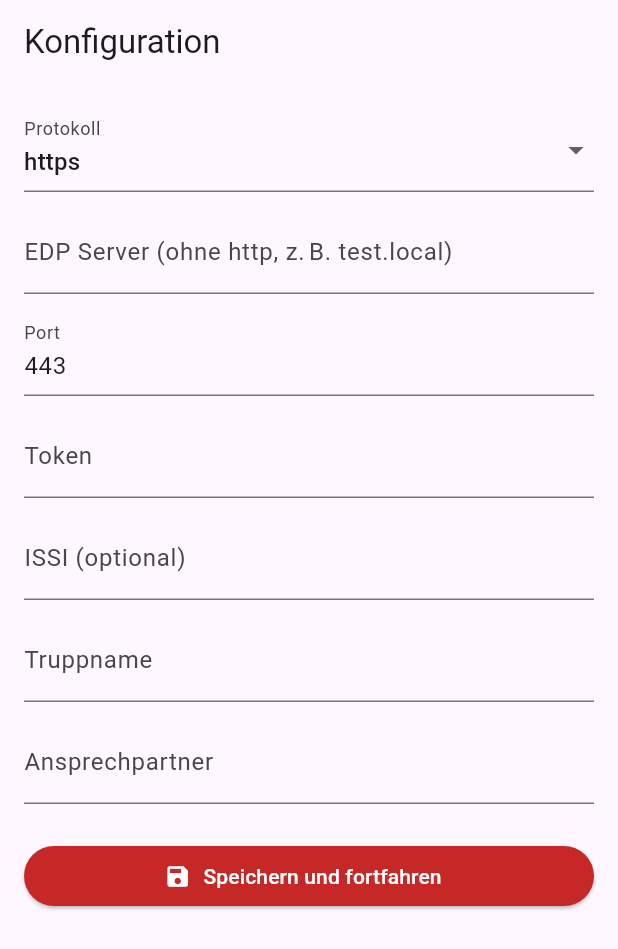
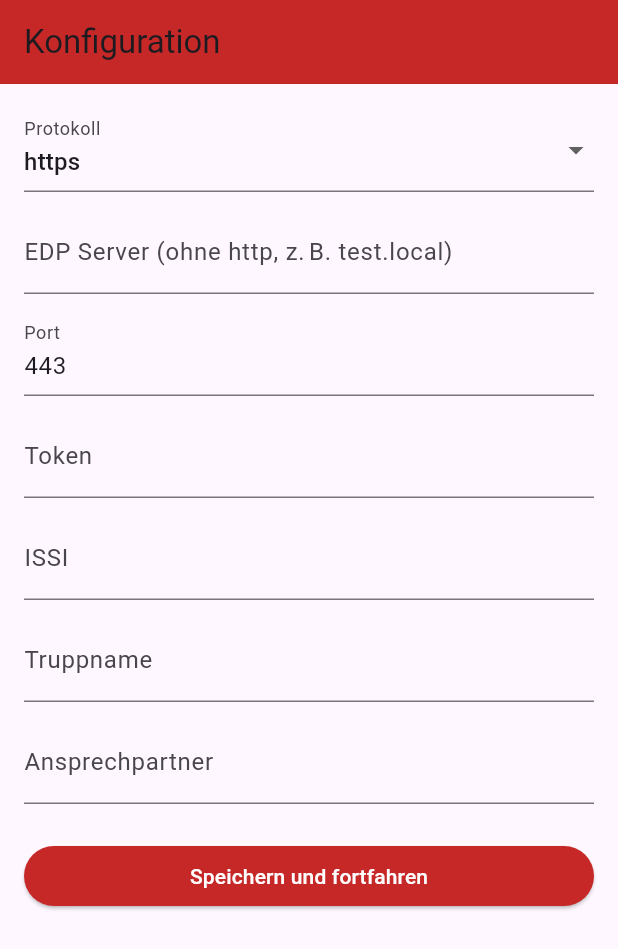
Before and after one commit to FlorianGross/trupp_app, a Flutter app: the screen it shows after launch, on a phone screen of 412 x 824 dp. Shown: the top 949 px of the screen. Run offline on Flutter 3.47's test engine with Material 3 defaults, Android fonts, the phone set to English and light mode, and no system bars; drawn by our look-alikes of flutter_platform_widgets; our stand-ins replace geolocator, shared_preferences.

Commit message:
Added Cupertino Design

```diff
--- a/lib/ConfigScreen.dart
+++ b/lib/ConfigScreen.dart
@@ -1,7 +1,8 @@
 import 'package:flutter/material.dart';
+import 'package:flutter_platform_widgets/flutter_platform_widgets.dart';
 import 'package:shared_preferences/shared_preferences.dart';
+
 import 'StatusOverview.dart';
-
 
 class ConfigScreen extends StatefulWidget {
   @override
@@ -23,7 +24,6 @@ class _ConfigScreenState extends State<ConfigScreen> {
     if (_formKey.currentState!.validate()) {
       final rawHost = hostController.text.trim();
 
-      // HTTP(S) & Port Strippen, evtl. Slash am Ende entfernen
       final uri = Uri.tryParse(rawHost.startsWith('http') ? rawHost : '$_selectedProtocol://$rawHost');
       if (uri == null || uri.host.isEmpty) {
         _showErrorDialog('Ungültige Serveradresse');
@@ -45,19 +45,25 @@ class _ConfigScreenState extends State<ConfigScreen> {
 
       Navigator.pushReplacement(
         context,
-        MaterialPageRoute(builder: (_) => StatusOverview()),
+        platformPageRoute(
+          context: context,
+          builder: (_) => StatusOverview(),
+        ),
       );
     }
   }
 
   void _showErrorDialog(String msg) {
-    showDialog(
+    showPlatformDialog(
       context: context,
-      builder: (_) => AlertDialog(
-        title: Text('Fehler'),
+      builder: (_) => PlatformAlertDialog(
+        title: const Text('Fehler'),
         content: Text(msg),
         actions: [
-          TextButton(onPressed: () => Navigator.of(context).pop(), child: Text('OK'))
+          PlatformDialogAction(
+            child: const Text('OK'),
+            onPressed: () => Navigator.of(context).pop(),
+          ),
         ],
       ),
     );
@@ -65,15 +71,22 @@ class _ConfigScreenState extends State<ConfigScreen> {
 
   @override
   Widget build(BuildContext context) {
-    return Scaffold(
-      appBar: AppBar(title: const Text('Konfiguration')),
+    return PlatformScaffold(
+      appBar: PlatformAppBar(
+        title: const Text('Konfiguration'),
+        material: (_, __) => MaterialAppBarData(
+          backgroundColor: Colors.red.shade800,
+        ),
+        cupertino: (_, __) => CupertinoNavigationBarData(
+          backgroundColor: Colors.red.shade800,
+        ),
+      ),
       body: Padding(
         padding: const EdgeInsets.all(16.0),
         child: Form(
           key: _formKey,
           child: ListView(
             children: [
-              // Protokoll
               DropdownButtonFormField<String>(
                 value: _selectedProtocol,
                 decoration: const InputDecoration(labelText: 'Protokoll'),
@@ -84,17 +97,11 @@ class _ConfigScreenState extends State<ConfigScreen> {
                 onChanged: (value) {
                   setState(() {
                     _selectedProtocol = value!;
-                    if (_selectedProtocol == 'https') {
-                      portController.text = '443';
-                    } else {
-                      portController.text = '80';
-                    }
+                    portController.text = (_selectedProtocol == 'https') ? '443' : '80';
                   });
                 },
               ),
               const SizedBox(height: 12),
-
-              // Host/URL
               TextFormField(
                 controller: hostController,
                 decoration: const InputDecoration(
@@ -103,54 +110,48 @@ class _ConfigScreenState extends State<ConfigScreen> {
                 validator: (v) => v!.isEmpty ? 'Pflichtfeld' : null,
               ),
               const SizedBox(height: 12),
-
-              // Port
               TextFormField(
                 controller: portController,
                 decoration: const InputDecoration(labelText: 'Port'),
                 keyboardType: TextInputType.number,
               ),
               const SizedBox(height: 12),
-
-              // Token
               TextFormField(
                 controller: tokenController,
                 decoration: const InputDecoration(labelText: 'Token'),
                 validator: (v) => v!.isEmpty ? 'Pflichtfeld' : null,
               ),
               const SizedBox(height: 12),
-
-              // ISSI
               TextFormField(
                 controller: issiController,
-                decoration: const InputDecoration(labelText: 'ISSI (optional)'),
+                decoration: const InputDecoration(labelText: 'ISSI'),
               ),
               const SizedBox(height: 12),
-
-              // Truppname
               TextFormField(
                 controller: truppController,
                 decoration: const InputDecoration(labelText: 'Truppname'),
               ),
               const SizedBox(height: 12),
-
-              // Ansprechpartner
               TextFormField(
                 controller: leiterController,
                 decoration: const InputDecoration(labelText: 'Ansprechpartner'),
               ),
               const SizedBox(height: 24),
-
-              // Button
-              ElevatedButton.icon(
-                icon: const Icon(Icons.save),
+              PlatformElevatedButton(
                 onPressed: _saveConfig,
-                label: const Text('Speichern und fortfahren'),
-                style: ElevatedButton.styleFrom(
-                  backgroundColor: Colors.red.shade800,
-                  foregroundColor: Colors.white,
+                child: const Text('Speichern und fortfahren'),
+                material: (_, __) => MaterialElevatedButtonData(
+                  icon: const Icon(Icons.save),
+                  style: ElevatedButton.styleFrom(
+                    backgroundColor: Colors.red.shade800,
+                    foregroundColor: Colors.white,
+                  ),
                 ),
-              )
+                cupertino: (_, __) => CupertinoElevatedButtonData(
+                  color: Colors.red.shade800,
+                  padding: const EdgeInsets.symmetric(vertical: 12),
+                ),
+              ),
             ],
           ),
         ),
--- a/lib/main.dart
+++ b/lib/main.dart
@@ -1,9 +1,11 @@
+import 'package:flutter/cupertino.dart';
 import 'package:flutter/material.dart';
 import 'package:flutter/services.dart';
 import 'ConfigScreen.dart';
 import 'StatusOverview.dart';
 import 'package:flutter/material.dart';
 import 'package:shared_preferences/shared_preferences.dart';
+import 'package:flutter_platform_widgets/flutter_platform_widgets.dart';
 
 Future<void> main() async {
   WidgetsFlutterBinding.ensureInitialized();
@@ -27,8 +29,16 @@ class MyApp extends StatelessWidget {
 
   @override
   Widget build(BuildContext context) {
-    return MaterialApp(
+    return PlatformApp(
       debugShowCheckedModeBanner: false,
+      material: (_, __) => MaterialAppData(
+        theme: ThemeData.light(),
+      ),
+      cupertino: (_, __) => CupertinoAppData(
+        theme: CupertinoThemeData(
+          brightness: Brightness.light,
+        ),
+      ),
       initialRoute: '/',
       routes: {
         '/': (context) => hasConfig ? StatusOverview() : ConfigScreen(),
--- a/pubspec.yaml
+++ b/pubspec.yaml
@@ -37,6 +37,7 @@ dependencies:
   shared_preferences: ^2.5.3
   geolocator: ^14.0.2
   http: ^1.4.0
+  flutter_platform_widgets: ^8.0.0
 
 dev_dependencies:
   flutter_test:
```
Also changed, not shown: lib/Keypad.dart (+24 -11 lines), lib/StatusOverview.dart (+92 -52 lines), pubspec.lock.
